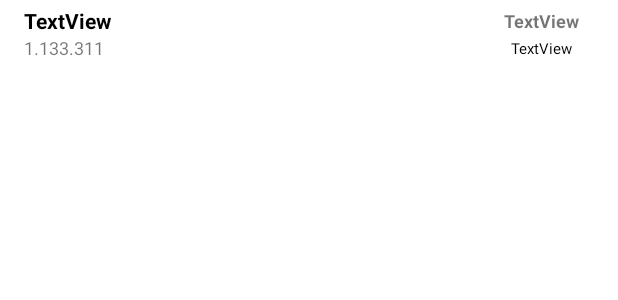
After one commit to coding-factory-classrooms/android-music-m1-2022-android-eighth, an Android app: the layout item_song.xml on its own in the app's theme, with its tools: preview values and no code run, on a phone screen of 412 x 824 dp. The commit adds this screen. Shown: the top 300 px of the screen. Run offline under Robolectric (Android 15) with nearby library versions, the phone set to English and light mode, and no system bars.

Commit message:
Story4 done

```diff
--- a/app/src/main/java/com/example/myapplication/api/ArtistAPI.kt
+++ b/app/src/main/java/com/example/myapplication/api/ArtistAPI.kt
@@ -8,6 +8,10 @@ import retrofit2.http.*
 interface ArtistAPI {
 
     @GET("api/artists/")
-    fun GetArtistsList(@Header("Authorization") apiKey:String, ) :
+    fun GetArtistsList(@Header("Authorization") apiKey:String) :
             Call<List<APIArtist>>
+
+    @GET("api/artists/{id}/")
+    fun GetArtistById(@Header("Authorization") apiKey: String,@Path("id") id:Int)
+        : Call<APIArtist>
 }
--- a/app/src/main/java/com/example/myapplication/artist/ArtistListViewModel.kt
+++ b/app/src/main/java/com/example/myapplication/artist/ArtistListViewModel.kt
@@ -23,7 +23,6 @@ class ArtistListViewModel : ViewModel() {
             override fun onResponse(call: Call<List<APIArtist>>, response: Response<List<APIArtist>>) {
                 val apiArtists = response.body()
                 Log.d(TAG, "onResponse: API MOVIES : $apiArtists ")
-                Log.d(TAG, "onResponse: $globalApiKey")
                 artistLiveData.value=apiArtists!!
             }
 
@@ -33,4 +32,6 @@ class ArtistListViewModel : ViewModel() {
 
         })
     }
+
+
 }
--- a/app/src/main/java/com/example/myapplication/fragment_home.kt
+++ b/app/src/main/java/com/example/myapplication/fragment_home.kt
@@ -10,6 +10,7 @@ import androidx.fragment.app.Fragment
 import androidx.fragment.app.viewModels
 import com.example.myapplication.databinding.FragmentHomeBinding
 import com.example.myapplication.login.LoginViewModel
+import androidx.navigation.fragment.findNavController
 
 class HomeFragment : Fragment() {
     val viewModel : LoginViewModel by viewModels()
@@ -24,4 +25,5 @@ class HomeFragment : Fragment() {
         binding = FragmentHomeBinding.inflate(inflater, container, false)
         return binding.root
     }
+
 }
--- a/app/src/main/java/com/example/myapplication/models.kt
+++ b/app/src/main/java/com/example/myapplication/models.kt
@@ -1,4 +1,6 @@
 package com.example.myapplication
+
+import com.example.myapplication.api.APIArtist
 
 data class AuthToken(
     val username : String,
@@ -25,5 +27,5 @@ data class Song(
     val file_url:String,
     val duration:Int,
     val created_at: String,
-    val artist: Int
+    val artistId: Int
 )
--- /dev/null
+++ b/app/src/main/res/layout/item_song.xml
@@ -0,0 +1,53 @@
+<?xml version="1.0" encoding="utf-8"?>
+<androidx.constraintlayout.widget.ConstraintLayout xmlns:android="http://schemas.android.com/apk/res/android"
+    xmlns:app="http://schemas.android.com/apk/res-auto"
+    xmlns:tools="http://schemas.android.com/tools"
+    android:layout_width="match_parent"
+    android:layout_height="wrap_content">
+
+    <TextView
+        android:id="@+id/songTitleView"
+        android:layout_width="wrap_content"
+        android:layout_height="wrap_content"
+        android:layout_marginStart="16dp"
+        android:layout_marginTop="4dp"
+        android:text="TextView"
+        android:textColor="#000000"
+        android:textStyle="bold"
+        app:layout_constraintStart_toStartOf="parent"
+        app:layout_constraintTop_toTopOf="parent" />
+
+    <TextView
+        android:id="@+id/textView3"
+        android:layout_width="69dp"
+        android:layout_height="17dp"
+        android:layout_marginStart="16dp"
+        android:text="1.133.311"
+        android:textSize="12sp"
+        app:layout_constraintStart_toStartOf="parent"
+        app:layout_constraintTop_toBottomOf="@+id/songTitleView" />
+
+    <TextView
+        android:id="@+id/createdAtView"
+        android:layout_width="wrap_content"
+        android:layout_height="wrap_content"
+        android:layout_marginEnd="30dp"
+        android:text="TextView"
+        android:textColor="#000000"
+        android:textSize="10sp"
+        app:layout_constraintBottom_toBottomOf="@+id/textView3"
+        app:layout_constraintEnd_toEndOf="parent"
+        app:layout_constraintTop_toTopOf="@+id/textView3" />
+
+    <TextView
+        android:id="@+id/durationView"
+        android:layout_width="51dp"
+        android:layout_height="wrap_content"
+        android:text="TextView"
+        android:textSize="12sp"
+        android:textStyle="bold"
+        app:layout_constraintBottom_toBottomOf="@+id/songTitleView"
+        app:layout_constraintEnd_toEndOf="@+id/createdAtView"
+        app:layout_constraintStart_toStartOf="@+id/createdAtView"
+        app:layout_constraintTop_toTopOf="@+id/songTitleView" />
+</androidx.constraintlayout.widget.ConstraintLayout>
--- a/app/src/main/res/values/strings.xml
+++ b/app/src/main/res/values/strings.xml
@@ -1,3 +1,5 @@
 <resources>
     <string name="app_name">My Application</string>
+    <!-- TODO: Remove or change this placeholder text -->
+    <string name="hello_blank_fragment">Hello blank fragment</string>
 </resources>
```
Also changed, not shown: app/src/main/java/com/example/myapplication/api/APIMappers.kt (added, +47 -0 lines), app/src/main/java/com/example/myapplication/api/APIModels.kt (+13 -0 lines), app/src/main/java/com/example/myapplication/api/SongAPI.kt (added, +17 -0 lines), app/src/main/java/com/example/myapplication/artist/ArtistAdapter.kt (+15 -3 lines), app/src/main/java/com/example/myapplication/artist/ArtistListFragment.kt (+13 -2 lines), app/src/main/java/com/example/myapplication/song/SongAdapter.kt (added, +40 -0 lines), app/src/main/java/com/example/myapplication/song/SongListFragment.kt (added, +61 -0 lines), app/src/main/java/com/example/myapplication/song/SongListViewModel.kt (added, +38 -0 lines), app/src/main/res/layout/fragment_song_list.xml (added, +22 -0 lines), app/src/main/res/navigation/nav_graph.xml (+15 -1 lines).
